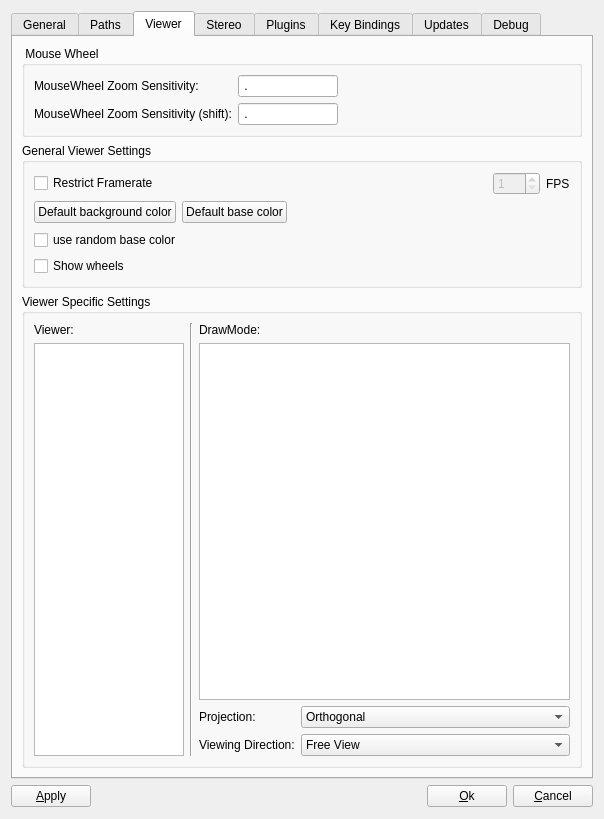
Above: OpenFlipper/widgets/optionsWidget/optionsWidget.ui from ShenRen/OpenFlipper before the change. Below: the same form after it.
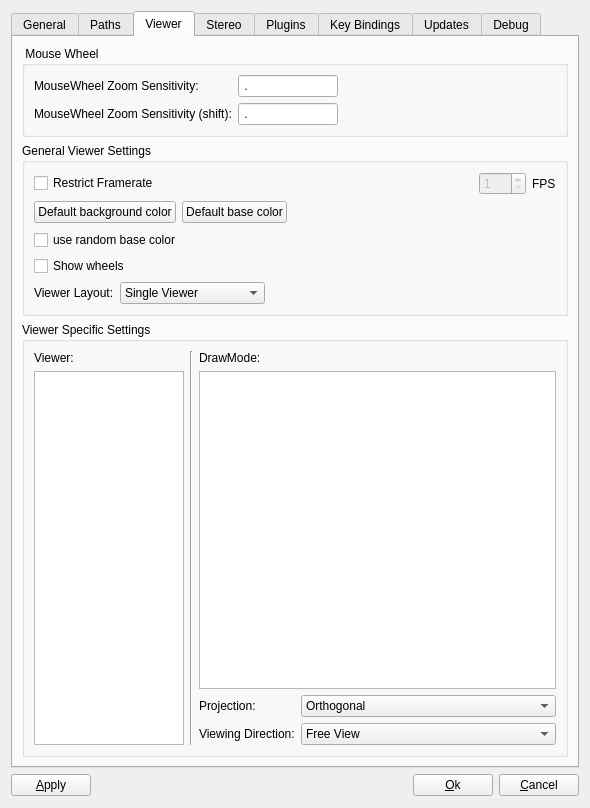
That is the form after the change. The open tabs and pages were chosen to show the change. Custom widgets are drawn as their Qt base class.

Commit message: translation + viewerLayout options

The edit to the form file:
```diff
--- a/OpenFlipper/widgets/optionsWidget/optionsWidget.ui
+++ b/OpenFlipper/widgets/optionsWidget/optionsWidget.ui
@@ -6,8 +6,8 @@
    <rect>
     <x>0</x>
     <y>0</y>
-    <width>604</width>
-    <height>819</height>
+    <width>590</width>
+    <height>808</height>
    </rect>
   </property>
   <property name="windowTitle">
@@ -32,7 +32,7 @@
       <attribute name="title">
        <string>General</string>
       </attribute>
-      <layout class="QVBoxLayout" name="verticalLayout_2">
+      <layout class="QVBoxLayout" name="verticalLayout">
        <item>
         <widget class="QCheckBox" name="fullscreen">
          <property name="toolTip">
@@ -122,6 +122,42 @@
          </layout>
         </widget>
        </item>
+       <item>
+        <layout class="QHBoxLayout" name="horizontalLayout_17">
+         <item>
+          <widget class="QLabel" name="label_19">
+           <property name="maximumSize">
+            <size>
+             <width>150</width>
+             <height>16777215</height>
+            </size>
+           </property>
+           <property name="text">
+            <string>Translation:</string>
+           </property>
+          </widget>
+         </item>
+         <item>
+          <widget class="QComboBox" name="translation">
+           <item>
+            <property name="text">
+             <string>English (en_US)</string>
+            </property>
+           </item>
+           <item>
+            <property name="text">
+             <string>Deutsch (de_DE)</string>
+            </property>
+           </item>
+           <item>
+            <property name="text">
+             <string>System locale</string>
+            </property>
+           </item>
+          </widget>
+         </item>
+        </layout>
+       </item>
        <item>
         <spacer name="verticalSpacer">
          <property name="orientation">
@@ -165,7 +201,7 @@
       <attribute name="title">
        <string>Viewer</string>
       </attribute>
-      <layout class="QVBoxLayout" name="verticalLayout_9">
+      <layout class="QVBoxLayout" name="verticalLayout_8">
        <item>
         <widget class="QGroupBox" name="groupBox">
          <property name="title">
@@ -244,7 +280,7 @@
          <property name="title">
           <string>General Viewer Settings</string>
          </property>
-         <layout class="QVBoxLayout" name="verticalLayout_8">
+         <layout class="QVBoxLayout" name="verticalLayout_2">
           <item>
            <layout class="QHBoxLayout" name="horizontalLayout_2">
             <item>
@@ -349,6 +385,54 @@
             </property>
            </widget>
           </item>
+          <item>
+           <layout class="QHBoxLayout" name="horizontalLayout_18">
+            <item>
+             <widget class="QLabel" name="label_18">
+              <property name="text">
+               <string>Viewer Layout:</string>
+              </property>
+             </widget>
+            </item>
+            <item>
+             <widget class="QComboBox" name="viewerLayout">
+              <item>
+               <property name="text">
+                <string>Single Viewer</string>
+               </property>
+              </item>
+              <item>
+               <property name="text">
+                <string>Four Viewers</string>
+               </property>
+              </item>
+              <item>
+               <property name="text">
+                <string>One + Three Viewers</string>
+               </property>
+              </item>
+              <item>
+               <property name="text">
+                <string/>
+               </property>
+              </item>
+             </widget>
+            </item>
+            <item>
+             <spacer name="horizontalSpacer_9">
+              <property name="orientation">
+               <enum>Qt::Horizontal</enum>
+              </property>
+              <property name="sizeHint" stdset="0">
+               <size>
+                <width>40</width>
+                <height>20</height>
+               </size>
+              </property>
+             </spacer>
+            </item>
+           </layout>
+          </item>
          </layout>
         </widget>
        </item>
@@ -363,7 +447,7 @@
          <property name="title">
           <string>Viewer Specific Settings</string>
          </property>
-         <layout class="QHBoxLayout" name="horizontalLayout_17">
+         <layout class="QHBoxLayout" name="horizontalLayout_19">
           <item>
            <layout class="QVBoxLayout" name="verticalLayout_7">
             <item>
@@ -408,7 +492,7 @@
            </widget>
           </item>
           <item>
-           <layout class="QVBoxLayout" name="verticalLayout">
+           <layout class="QVBoxLayout" name="verticalLayout_9">
             <item>
              <widget class="QLabel" name="label_7">
               <property name="toolTip">
```
Left out of the diff: 2 changed lines with no effect on the pictures. The commit also changes 7 other files.
